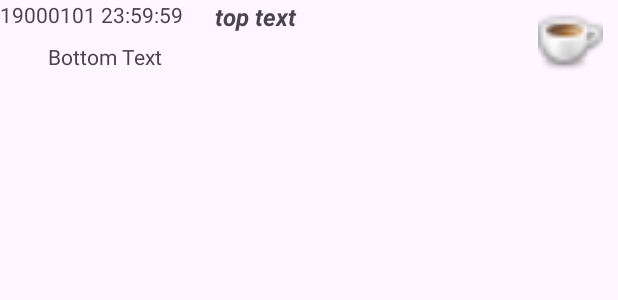
After one commit to duly0122/AndroidUiReference, an Android app built with Jetpack Compose: the layout item_formatted.xml on its own in the app's theme, with its tools: preview values and no code run, on a phone screen of 412 x 824 dp. The commit adds this screen. Shown: the top 300 px of the screen. Run offline under Robolectric (Android 15) with nearby library versions, the phone set to English and light mode, and no system bars.

Commit message:
Added FormattedListView

```diff
--- a/app/build.gradle.kts
+++ b/app/build.gradle.kts
@@ -66,6 +66,7 @@ dependencies {
     implementation(libs.androidx.constraintlayout)
     implementation(libs.androidx.navigation.fragment.ktx)
     implementation(libs.androidx.navigation.ui.ktx)
+    implementation(libs.protolite.well.known.types)
     testImplementation(libs.junit)
     androidTestImplementation(libs.androidx.junit)
     androidTestImplementation(libs.androidx.espresso.core)
--- a/app/src/main/java/com/mgsys/app_service/androiduireference02/MainActivity.kt
+++ b/app/src/main/java/com/mgsys/app_service/androiduireference02/MainActivity.kt
@@ -7,6 +7,7 @@ import android.widget.Button
 import androidx.appcompat.app.AppCompatActivity
 import androidx.navigation.ui.AppBarConfiguration
 import com.mgsys.app_service.androiduireference02.databinding.ActivityMainBinding
+import com.mgsys.app_service.androiduireference02.listview.Formatted01ListActivity
 import com.mgsys.app_service.androiduireference02.listview.IconTextListViewActivity
 import com.mgsys.app_service.androiduireference02.listview.SingleTextListViewActivity
 
@@ -40,5 +41,10 @@ class MainActivity : AppCompatActivity() {
             startActivity(intent)
         }
 
+        binding.btnFormattedListview.setOnClickListener {
+            val intent = Intent(this, Formatted01ListActivity::class.java)
+            startActivity(intent)
+        }
+
     }
 }
--- a/app/src/main/java/com/mgsys/app_service/androiduireference02/listview/IconTextListAdapter.kt
+++ b/app/src/main/java/com/mgsys/app_service/androiduireference02/listview/IconTextListAdapter.kt
@@ -23,8 +23,8 @@ class IconTextListAdapter(private val context: Context, private val items: List<
 
         val item = items[position]
 
-        val iconImageView = view!!.findViewById<ImageView>(R.id.icon)
-        iconImageView.setImageResource(item.icon)
+        val imageView = view!!.findViewById<ImageView>(R.id.icon)
+        imageView.setImageResource(item.icon)
 
         val textView = view.findViewById<TextView>(R.id.text)
         textView.setText(item.text)
--- a/app/src/main/res/layout/activity_main.xml
+++ b/app/src/main/res/layout/activity_main.xml
@@ -25,9 +25,9 @@
             android:text="Icon Text Listview" />
 
         <Button
-            android:id="@+id/button3"
+            android:id="@+id/btn_formatted_listview"
             android:layout_width="match_parent"
             android:layout_height="wrap_content"
-            android:text="Empty" />
+            android:text="Formatted ListView" />
     </LinearLayout>
 </androidx.coordinatorlayout.widget.CoordinatorLayout>
--- /dev/null
+++ b/app/src/main/res/layout/item_formatted.xml
@@ -0,0 +1,47 @@
+<?xml version="1.0" encoding="utf-8"?>
+<androidx.constraintlayout.widget.ConstraintLayout xmlns:android="http://schemas.android.com/apk/res/android"
+    xmlns:app="http://schemas.android.com/apk/res-auto"
+    xmlns:tools="http://schemas.android.com/tools"
+    android:layout_width="match_parent"
+    android:layout_height="match_parent">
+
+    <TextView
+        android:id="@+id/ui_datetime"
+        android:layout_width="133dp"
+        android:layout_height="24dp"
+        android:text="1900\01\01 23:59:59"
+        app:layout_constraintStart_toStartOf="parent"
+        app:layout_constraintTop_toTopOf="parent" />
+
+    <TextView
+        android:id="@+id/ui_top_text"
+        android:layout_width="200dp"
+        android:layout_height="24dp"
+        android:layout_marginStart="10dp"
+        android:text="top text"
+        android:textSize="16sp"
+        android:textStyle="bold|italic"
+        app:layout_constraintStart_toEndOf="@+id/ui_datetime"
+        app:layout_constraintTop_toTopOf="parent" />
+
+    <TextView
+        android:id="@+id/ui_bottom_text"
+        android:layout_width="312dp"
+        android:layout_height="24dp"
+        android:layout_marginStart="32dp"
+        android:layout_marginTop="4dp"
+        android:text="Bottom Text"
+        app:layout_constraintStart_toStartOf="parent"
+        app:layout_constraintTop_toBottomOf="@+id/ui_datetime" />
+
+    <ImageView
+        android:id="@+id/ui_icon"
+        android:layout_width="43dp"
+        android:layout_height="43dp"
+        android:layout_marginTop="5dp"
+        android:layout_marginEnd="10dp"
+        app:layout_constraintEnd_toEndOf="parent"
+        app:layout_constraintTop_toTopOf="parent"
+        app:srcCompat="@drawable/cup" />
+
+</androidx.constraintlayout.widget.ConstraintLayout>
--- a/gradle/libs.versions.toml
+++ b/gradle/libs.versions.toml
@@ -14,6 +14,7 @@ activity = "1.8.0"
 constraintlayout = "2.1.4"
 navigationFragmentKtx = "2.6.0"
 navigationUiKtx = "2.6.0"
+protoliteWellKnownTypes = "18.0.0"
 
 [libraries]
 androidx-core-ktx = { group = "androidx.core", name = "core-ktx", version.ref = "coreKtx" }
@@ -36,6 +37,7 @@ androidx-activity = { group = "androidx.activity", name = "activity", version.re
 androidx-constraintlayout = { group = "androidx.constraintlayout", name = "constraintlayout", version.ref = "constraintlayout" }
 androidx-navigation-fragment-ktx = { group = "androidx.navigation", name = "navigation-fragment-ktx", version.ref = "navigationFragmentKtx" }
 androidx-navigation-ui-ktx = { group = "androidx.navigation", name = "navigation-ui-ktx", version.ref = "navigationUiKtx" }
+protolite-well-known-types = { group = "com.google.firebase", name = "protolite-well-known-types", version.ref = "protoliteWellKnownTypes" }
 
 [plugins]
 android-application = { id = "com.android.application", version.ref = "agp" }
```
Also changed, not shown: app/src/main/java/com/mgsys/app_service/androiduireference02/listview/Formatted01ListActivity.kt (+16 -3 lines), app/src/main/java/com/mgsys/app_service/androiduireference02/listview/Formatted01ListAdapter.kt (added, +50 -0 lines), app/src/main/java/com/mgsys/app_service/androiduireference02/type/App.kt (+7 -0 lines).
